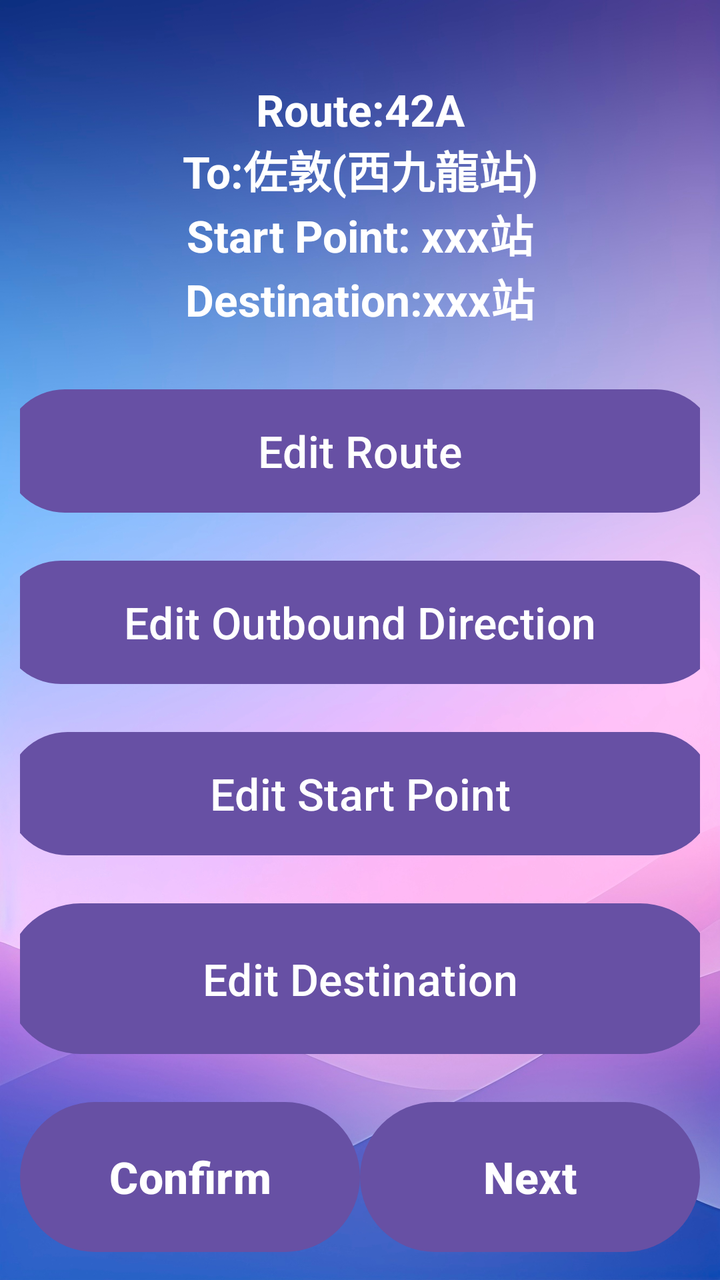
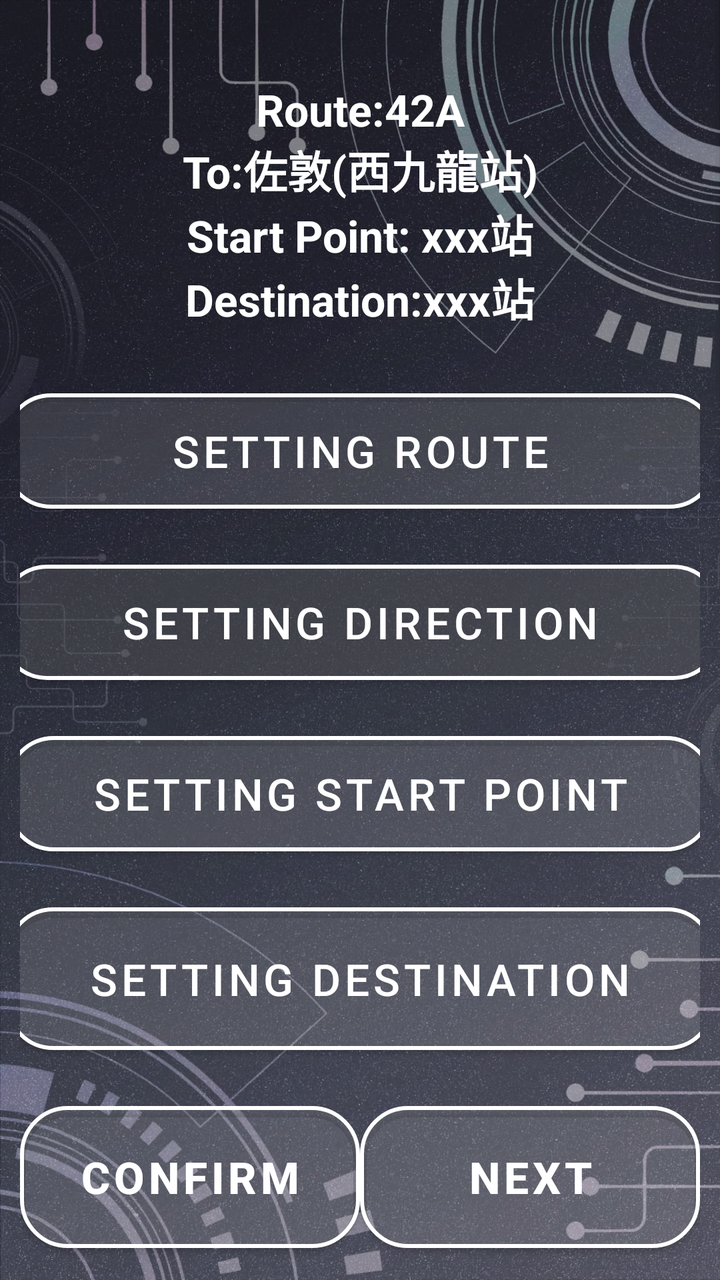

Before-and-after screenshots of an Android layout around one commit, followed by the original layout XML and the change that was made.
<!-- AndroidManifest.xml: application theme Theme.VISTA -->
<!-- res/layout/activity_find_bus_edit_menu_page.xml -->
<LinearLayout xmlns:android="http://schemas.android.com/apk/res/android"
    android:id="@+id/main"
    android:layout_width="match_parent"
    android:layout_height="match_parent"
    android:background="@drawable/background"
    android:orientation="vertical"
    android:gravity="center"
    android:padding="10dp"
    android:weightSum="5">

    
    <TextView
        android:id="@+id/txtFindBusEditBusRoute"
        android:layout_width="wrap_content"
        android:layout_height="wrap_content"
        android:layout_marginTop="20dp"
        android:gravity="center"
        android:text="Route:42A\nTo:佐敦(西九龍站)\nStart Point: xxx站\nDestination:xxx站"
        android:textSize="22sp"
        android:textStyle="bold"
        android:textColor="@color/white"
        android:layout_weight="1" />

    <Button
        android:id="@+id/btnFindBusEditEditRoute"
        android:layout_width="357dp"
        android:layout_height="wrap_content"
        android:layout_marginTop="16dp"
        android:layout_weight="1"
        android:text="@string/FindBusEditMen_EditRoute"
        android:textSize="22sp" />

    <Button
        android:id="@+id/btnFindBusEditOutboundDirection"
        android:layout_width="361dp"
        android:layout_height="wrap_content"
        android:layout_marginTop="16dp"
        android:layout_weight="1"
        android:text="@string/FindBusEditMen_EditOutboundDirection"
        android:textSize="22sp" />

    <Button
        android:id="@+id/btnFindBusEditStartPoint"
        android:layout_width="354dp"
        android:layout_height="wrap_content"
        android:layout_marginTop="16dp"
        android:layout_weight="1"
        android:text="@string/FindBusEditMen_EditStartPoint"
        android:textSize="22sp" />

    <Button
        android:id="@+id/btnFindBusEditDestination"
        android:layout_width="355dp"
        android:layout_height="63dp"
        android:layout_marginTop="16dp"
        android:layout_weight="1"
        android:text="@string/FindBusEditMen_EditDestination"
        android:textSize="22sp" />

    
    <LinearLayout
        android:orientation="horizontal"
        android:layout_width="match_parent"
        android:layout_height="wrap_content"
        android:gravity="bottom"
        android:layout_marginTop="16dp"
        android:weightSum="2">

        
        <Button
            android:id="@+id/btnFindBusEditConfirm"
            android:layout_width="0dp"
            android:layout_height="83dp"
            android:layout_weight="1"
            android:text="@string/btn_Confirm"
            android:textSize="22sp"
            android:textStyle="bold" />

        
        <Button
            android:id="@+id/btnFindBusEditNext"
            android:layout_width="0dp"
            android:layout_height="83dp"
            android:layout_weight="1"
            android:text="@string/btn_next"
            android:textSize="22sp"
            android:textStyle="bold" />
    </LinearLayout>

</LinearLayout>
<!-- resources referenced by this layout -->
<resources>
  <color name="white">#FFFFFFFF</color>
  <!-- drawable background: jpg bitmap (drawable, 544840 bytes) -->
  <string name="FindBusEditMen_EditDestination">Edit Destination</string>
  <string name="FindBusEditMen_EditOutboundDirection">Edit Outbound Direction</string>
  <string name="FindBusEditMen_EditRoute">Edit Route</string>
  <string name="FindBusEditMen_EditStartPoint">Edit Start Point</string>
  <string name="btn_Confirm">Confirm</string>
  <string name="btn_next">Next</string>
  <style name="Theme.VISTA" parent="Base.Theme.VISTA" />
  <style name="Base.Theme.VISTA" parent="Theme.Material3.DayNight.NoActionBar">
          
          
      </style>
</resources>

<!-- the commit's change to res/layout/activity_find_bus_edit_menu_page.xml (unified diff, before → after) -->
@@ -1,4 +1,5 @@
 <LinearLayout xmlns:android="http://schemas.android.com/apk/res/android"
+    xmlns:app="http://schemas.android.com/apk/res-auto"
     android:id="@+id/main"
     android:layout_width="match_parent"
     android:layout_height="match_parent"
@@ -21,8 +22,9 @@
         android:textColor="@color/white"
         android:layout_weight="1" />
 
-    <Button
+    <com.google.android.material.button.MaterialButton
         android:id="@+id/btnFindBusEditEditRoute"
+        style="@style/SemiTransparentRoundedButton"
         android:layout_width="357dp"
         android:layout_height="wrap_content"
         android:layout_marginTop="16dp"
@@ -30,8 +32,9 @@
         android:text="@string/FindBusEditMen_EditRoute"
         android:textSize="22sp" />
 
-    <Button
+    <com.google.android.material.button.MaterialButton
         android:id="@+id/btnFindBusEditOutboundDirection"
+        style="@style/SemiTransparentRoundedButton"
         android:layout_width="361dp"
         android:layout_height="wrap_content"
         android:layout_marginTop="16dp"
@@ -39,8 +42,9 @@
         android:text="@string/FindBusEditMen_EditOutboundDirection"
         android:textSize="22sp" />
 
-    <Button
+    <com.google.android.material.button.MaterialButton
         android:id="@+id/btnFindBusEditStartPoint"
+        style="@style/SemiTransparentRoundedButton"
         android:layout_width="354dp"
         android:layout_height="wrap_content"
         android:layout_marginTop="16dp"
@@ -48,8 +52,9 @@
         android:text="@string/FindBusEditMen_EditStartPoint"
         android:textSize="22sp" />
 
-    <Button
+    <com.google.android.material.button.MaterialButton
         android:id="@+id/btnFindBusEditDestination"
+        style="@style/SemiTransparentRoundedButton"
         android:layout_width="355dp"
         android:layout_height="63dp"
         android:layout_marginTop="16dp"
@@ -67,8 +72,9 @@
         android:weightSum="2">
 
         
-        <Button
+        <com.google.android.material.button.MaterialButton
             android:id="@+id/btnFindBusEditConfirm"
+            style="@style/SemiTransparentRoundedButton"
             android:layout_width="0dp"
             android:layout_height="83dp"
             android:layout_weight="1"
@@ -77,8 +83,9 @@
             android:textStyle="bold" />
 
         
-        <Button
+        <com.google.android.material.button.MaterialButton
             android:id="@+id/btnFindBusEditNext"
+            style="@style/SemiTransparentRoundedButton"
             android:layout_width="0dp"
             android:layout_height="83dp"
             android:layout_weight="1"
<!-- resource entries referenced after the edit -->
@@ -1,17 +1,58 @@
 <!-- resources referenced by this layout -->
 <resources>
-  <color name="white">#FFFFFFFF</color>
-  <!-- drawable background: jpg bitmap (drawable, 544840 bytes) -->
-  <string name="FindBusEditMen_EditDestination">Edit Destination</string>
-  <string name="FindBusEditMen_EditOutboundDirection">Edit Outbound Direction</string>
-  <string name="FindBusEditMen_EditRoute">Edit Route</string>
-  <string name="FindBusEditMen_EditStartPoint">Edit Start Point</string>
+  <color name="white">#FFFFFF</color>
+  <!-- drawable background: jpeg bitmap (drawable, 288114 bytes) -->
+  <string name="FindBusEditMen_EditDestination">Setting Destination</string>
+  <string name="FindBusEditMen_EditOutboundDirection">Setting Direction</string>
+  <string name="FindBusEditMen_EditRoute">Setting Route</string>
+  <string name="FindBusEditMen_EditStartPoint">Setting Start Point</string>
   <string name="btn_Confirm">Confirm</string>
   <string name="btn_next">Next</string>
-  <style name="Theme.VISTA" parent="Base.Theme.VISTA" />
-  <style name="Base.Theme.VISTA" parent="Theme.Material3.DayNight.NoActionBar">
+  <style name="SemiTransparentRoundedButton" parent="Widget.MaterialComponents.Button">
+          <item name="android:textColor">#FFFFFF</item>
+          <item name="background">@drawable/button_selector</item> 
+          <item name="cornerRadius">24dp</item>
+          <item name="strokeColor">#FFFFFF</item>
+          <item name="strokeWidth">2dp</item>
+          <item name="backgroundTint">#20FFFFFF</item> 
+      </style>
+  <style name="Theme.VISTA" parent="Theme.MaterialComponents.Light.NoActionBar">
           
+          <item name="colorPrimary">@color/semi_transparent_white</item>
+          <item name="colorPrimaryVariant">@color/semi_transparent_white</item>
+          <item name="colorOnPrimary">@color/white</item>
           
       </style>
+  <!-- drawable button_selector (drawable) -->
+  <?xml version="1.0" encoding="utf-8"?>
+  <selector xmlns:android="http://schemas.android.com/apk/res/android">
+      
+      <item android:state_pressed="true">
+          <shape android:shape="rectangle">
+              <solid android:color="#20FFFFFF" /> 
+              <stroke android:width="2dp" android:color="#FFFFFF" />
+              <corners android:radius="24dp" />
+          </shape>
+      </item>
+  
+      
+      <item android:state_selected="true">
+          <shape android:shape="rectangle">
+              <solid android:color="#FFFF00" /> 
+              <stroke android:width="2dp" android:color="#FFFFFF" />
+              <corners android:radius="24dp" />
+          </shape>
+      </item>
+  
+      
+      <item>
+          <shape android:shape="rectangle">
+              <solid android:color="#20FFFFFF" /> 
+              <stroke android:width="2dp" android:color="#FFFFFF" />
+              <corners android:radius="24dp" />
+          </shape>
+      </item>
+  </selector>
+  <color name="semi_transparent_white">#80FFFFFF</color>
 </resources>
 
